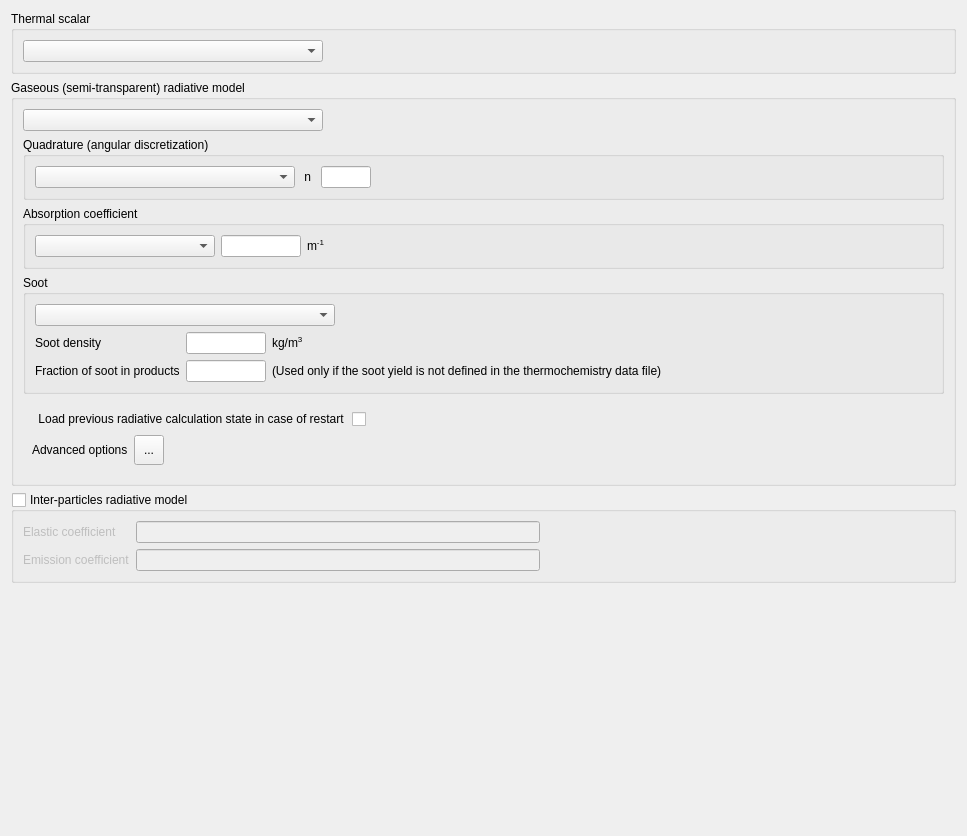
Above: python/code_saturne/gui/case/ThermalForm.ui from code-saturne/code_saturne before the change. Below: the same form after it.
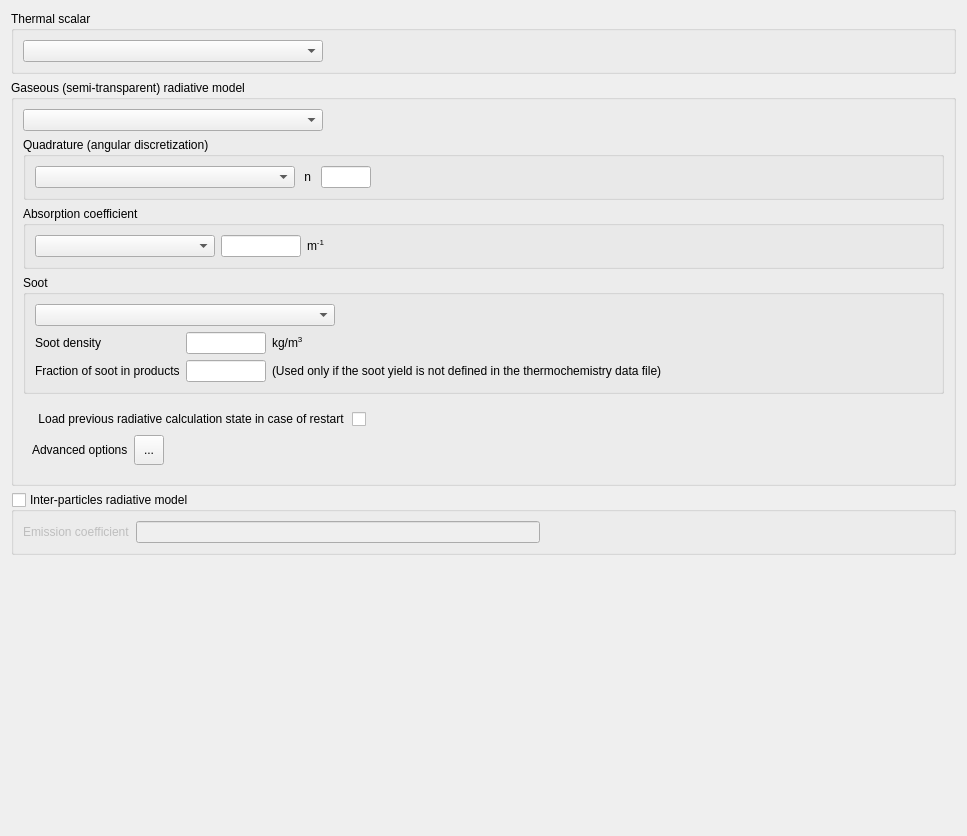
That is the form after the change. Icons and pictures are not drawn.

Commit message:
[GUI] Move particles elasticity coefficient to general particles page
  * This parameters was incorrectly put on the thermal properties page
    with commit 30b6b98f23 (16-08-2022) while transitionning to v7.3.

Diff of the .ui file:
```diff
--- a/python/code_saturne/gui/case/ThermalForm.ui
+++ b/python/code_saturne/gui/case/ThermalForm.ui
@@ -505,39 +505,16 @@
      </property>
      <layout class="QGridLayout" name="gridLayout">
       <item row="0" column="0">
-       <widget class="QLabel" name="labelElastCoef">
-        <property name="text">
-         <string>Elastic coefficient</string>
-        </property>
-       </widget>
-      </item>
-      <item row="0" column="1">
-       <widget class="QLineEdit" name="lineEditElastCoef"/>
-      </item>
-      <item row="1" column="0">
        <widget class="QLabel" name="labelEmissivity">
         <property name="text">
          <string>Emission coefficient</string>
         </property>
        </widget>
       </item>
-      <item row="1" column="1">
+      <item row="0" column="1">
        <widget class="QLineEdit" name="lineEditEmissivity"/>
       </item>
       <item row="0" column="2">
-       <spacer name="horizontalSpacer_2">
-        <property name="orientation">
-         <enum>Qt::Horizontal</enum>
-        </property>
-        <property name="sizeHint" stdset="0">
-         <size>
-          <width>40</width>
-          <height>20</height>
-         </size>
-        </property>
-       </spacer>
-      </item>
-      <item row="1" column="2">
        <spacer name="horizontalSpacer_5">
         <property name="orientation">
          <enum>Qt::Horizontal</enum>
```
The commit also changes 6 other files.
